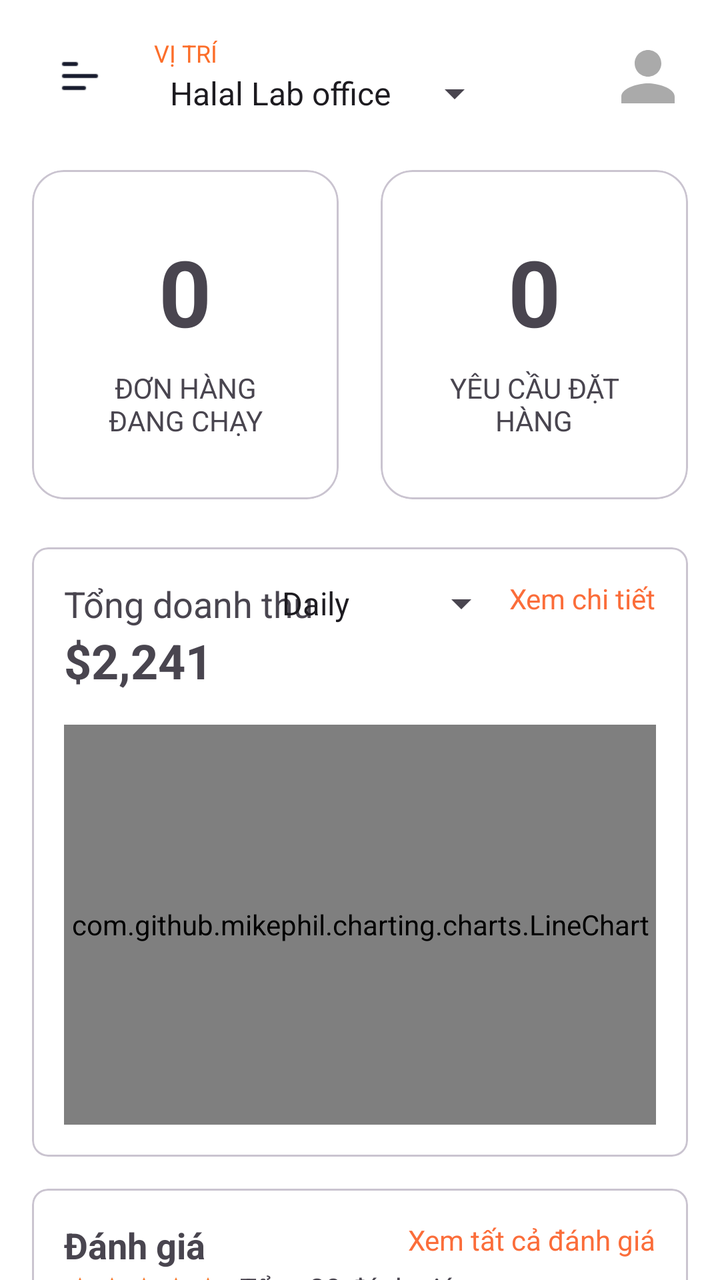
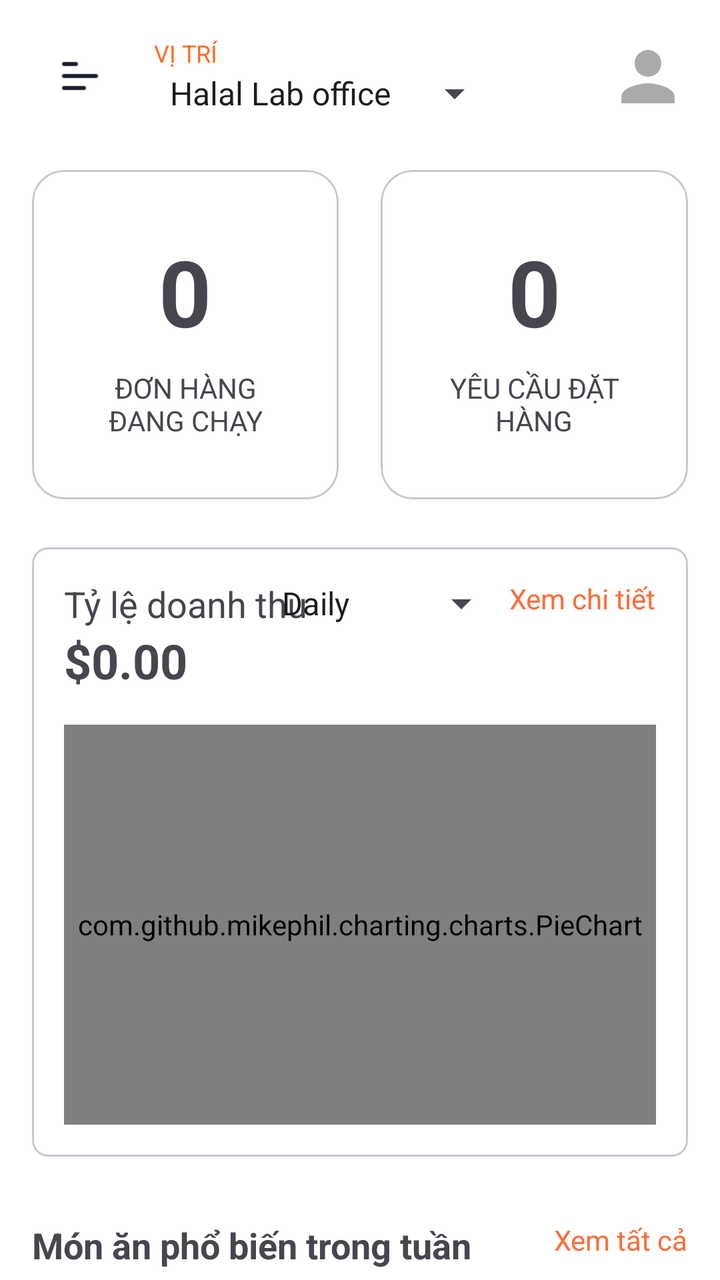

The first picture is an Android layout as it rendered before a commit; the second is the same layout after the commit. The layout source and the unified diff follow.
<!-- AndroidManifest.xml: application theme Theme.PRM392_Assignment_Food -->
<!-- res/layout/fragment_admin_dashboard.xml -->
<?xml version="1.0" encoding="utf-8"?>
<RelativeLayout xmlns:android="http://schemas.android.com/apk/res/android"
    xmlns:app="http://schemas.android.com/apk/res-auto"
    xmlns:tools="http://schemas.android.com/tools"
    android:layout_width="match_parent"
    android:layout_height="match_parent"
    android:background="#FFFFFF"
    tools:context=".ui.admin.AdminDashboardFragment">

    <androidx.core.widget.NestedScrollView
        android:layout_width="match_parent"
        android:layout_height="match_parent"
        android:paddingBottom="80dp"
        android:clipToPadding="false">

        <LinearLayout
            android:layout_width="match_parent"
            android:layout_height="wrap_content"
            android:orientation="vertical">

            
            <RelativeLayout
                android:layout_width="match_parent"
                android:layout_height="wrap_content"
                android:padding="16dp">

                <ImageView
                    android:id="@+id/ivMenu"
                    android:layout_width="45dp"
                    android:layout_height="45dp"
                    android:layout_centerVertical="true"
                    android:contentDescription="Menu"
                    android:src="@drawable/ic_menu" />

                <LinearLayout
                    android:layout_width="wrap_content"
                    android:layout_height="wrap_content"
                    android:layout_centerVertical="true"
                    android:layout_marginStart="16dp"
                    android:layout_toEndOf="@id/ivMenu"
                    android:orientation="vertical">

                    <TextView
                        android:layout_width="wrap_content"
                        android:layout_height="wrap_content"
                        android:text="VỊ TRÍ"
                        android:textColor="#FC6E2A"
                        android:textSize="12sp" />

                    <Spinner
                        android:id="@+id/spinnerLocation"
                        android:layout_width="wrap_content"
                        android:layout_height="wrap_content"
                        android:entries="@array/locations" />
                </LinearLayout>

                <ImageView
                    android:id="@+id/ivProfile"
                    android:layout_width="40dp"
                    android:layout_height="40dp"
                    android:layout_alignParentEnd="true"
                    android:layout_centerVertical="true"
                    android:contentDescription="Hồ sơ"
                    android:src="@drawable/ic_profile" />
            </RelativeLayout>

            
            <LinearLayout
                android:layout_width="match_parent"
                android:layout_height="wrap_content"
                android:orientation="horizontal"
                android:paddingLeft="16dp"
                android:paddingTop="8dp"
                android:paddingRight="16dp"
                android:paddingBottom="8dp">


                <com.google.android.material.card.MaterialCardView
                    android:id="@+id/running_orders_card"
                    android:layout_width="0dp"
                    android:layout_height="wrap_content"
                    android:layout_marginEnd="6dp"
                    android:layout_weight="1"
                    app:cardCornerRadius="16dp">


                    <LinearLayout
                        android:layout_width="match_parent"
                        android:layout_height="wrap_content"
                        android:background="#FFFFFF"
                        android:gravity="center"
                        android:orientation="vertical"
                        android:padding="30dp">

                        <TextView
                            android:id="@+id/tvRunningOrders"
                            android:layout_width="wrap_content"
                            android:layout_height="wrap_content"
                            android:text="0"
                            android:textSize="46sp"
                            android:textStyle="bold" />

                        <TextView
                            android:layout_width="wrap_content"
                            android:layout_height="wrap_content"
                            android:text="ĐƠN HÀNG ĐANG CHẠY"
                            android:layout_marginTop="8dp"
                            android:gravity="center_horizontal"/>
                    </LinearLayout>
                </com.google.android.material.card.MaterialCardView>

                <com.google.android.material.card.MaterialCardView
                    android:id="@+id/order_request_card"
                    android:layout_width="0dp"
                    android:layout_height="wrap_content"
                    android:layout_marginStart="15dp"
                    android:layout_weight="1"
                    app:cardCornerRadius="16dp">

                    <LinearLayout
                        android:layout_width="match_parent"
                        android:layout_height="wrap_content"
                        android:background="#FFFFFF"
                        android:gravity="center"
                        android:orientation="vertical"
                        android:padding="30dp">

                        <TextView
                            android:id="@+id/tvOrderRequest"
                            android:layout_width="wrap_content"
                            android:layout_height="wrap_content"
                            android:text="0"
                            android:textSize="46sp"
                            android:textStyle="bold" />

                        <TextView
                            android:layout_width="wrap_content"
                            android:layout_height="wrap_content"
                            android:text="YÊU CẦU ĐẶT HÀNG"
                            android:layout_marginTop="8dp"
                            android:gravity="center_horizontal"/>
                    </LinearLayout>
                </com.google.android.material.card.MaterialCardView>
            </LinearLayout>

            
            <com.google.android.material.card.MaterialCardView
                android:id="@+id/revenue_card"
                android:layout_width="match_parent"
                android:layout_height="wrap_content"
                android:layout_margin="16dp"
                app:cardCornerRadius="8dp">

                <LinearLayout
                    android:layout_width="match_parent"
                    android:layout_height="wrap_content"
                    android:background="#FFFFFF"
                    android:orientation="vertical"
                    android:padding="16dp">

                    <RelativeLayout
                        android:layout_width="match_parent"
                        android:layout_height="wrap_content">

                        <TextView
                            android:layout_width="wrap_content"
                            android:layout_height="wrap_content"
                            android:text="Tổng doanh thu"
                            android:textSize="18sp" />

                        <Spinner
                            android:id="@+id/spinnerTimeRange"
                            android:layout_width="wrap_content"
                            android:layout_height="wrap_content"
                            android:layout_toStartOf="@id/tvSeeDetails"
                            android:entries="@array/time_range" />

                        <TextView
                            android:id="@+id/tvSeeDetails"
                            android:layout_width="wrap_content"
                            android:layout_height="wrap_content"

                            android:layout_alignParentEnd="true"
                            android:text="Xem chi tiết"
                            android:textColor="#FB6D3A" />
                    </RelativeLayout>

                    <TextView
                        android:id="@+id/tvTotalRevenue"
                        android:layout_width="wrap_content"
                        android:layout_height="wrap_content"
                        android:text="$2,241"
                        android:textSize="24sp"
                        android:textStyle="bold" />

                    <com.github.mikephil.charting.charts.LineChart
                        android:id="@+id/lineChart"
                        android:layout_width="match_parent"
                        android:layout_height="200dp"
                        android:layout_marginTop="16dp" />
                </LinearLayout>
            </com.google.android.material.card.MaterialCardView>

            
            <com.google.android.material.card.MaterialCardView
                android:layout_width="match_parent"
                android:layout_height="wrap_content"
                android:layout_marginStart="16dp"
                android:layout_marginEnd="16dp"
                app:cardCornerRadius="8dp">

                <RelativeLayout
                    android:layout_width="match_parent"
                    android:layout_height="wrap_content"
                    android:background="#FFFFFF"
                    android:padding="16dp">

                    <TextView
                        android:layout_width="wrap_content"
                        android:layout_height="wrap_content"
                        android:text="Đánh giá"
                        android:textSize="18sp"
                        android:textStyle="bold" />

                    <TextView
                        android:id="@+id/tvSeeAllReviews"
                        android:layout_width="wrap_content"
                        android:layout_height="wrap_content"
                        android:layout_alignParentEnd="true"
                        android:text="Xem tất cả đánh giá"
                        android:textColor="#FB6D3A" />

                    <RatingBar
                        android:id="@+id/ratingBar"
                        style="?android:attr/ratingBarStyleSmall"
                        android:layout_width="wrap_content"
                        android:layout_height="wrap_content"
                        android:layout_below="@id/tvSeeAllReviews"
                        android:layout_marginTop="8dp"
                        android:numStars="5"
                        android:rating="4.9" />

                    <TextView
                        android:id="@+id/tvTotalReviews"
                        android:layout_width="wrap_content"
                        android:layout_height="wrap_content"
                        android:layout_alignBottom="@id/ratingBar"
                        android:layout_marginStart="8dp"
                        android:layout_toEndOf="@id/ratingBar"
                        android:text="Tổng 20 đánh giá" />
                </RelativeLayout>
            </com.google.android.material.card.MaterialCardView>

            
            <LinearLayout
                android:layout_width="match_parent"
                android:layout_height="wrap_content"
                android:orientation="vertical"
                android:padding="16dp">

                <RelativeLayout
                    android:layout_width="match_parent"
                    android:layout_height="wrap_content">

                    <TextView
                        android:layout_width="wrap_content"
                        android:layout_height="wrap_content"
                        android:text="Món ăn phổ biến trong tuần"
                        android:textSize="18sp"
                        android:textStyle="bold" />

                    <TextView
                        android:id="@+id/tvSeeAllPopular"
                        android:layout_width="wrap_content"
                        android:layout_height="wrap_content"
                        android:layout_alignParentEnd="true"
                        android:text="Xem tất cả"
                        android:textColor="#FB6D3A" />
                </RelativeLayout>

                <androidx.recyclerview.widget.RecyclerView
                    android:id="@+id/rvPopularItems"
                    android:layout_width="match_parent"
                    android:layout_height="wrap_content"
                    android:layout_marginTop="8dp"
                    android:orientation="horizontal"
                    app:layoutManager="androidx.recyclerview.widget.LinearLayoutManager"
                    tools:listitem="@layout/item_popular_food" />
            </LinearLayout>
        </LinearLayout>
    </androidx.core.widget.NestedScrollView>

</RelativeLayout>
<!-- res/layout/item_popular_food.xml (included above) -->
<?xml version="1.0" encoding="utf-8"?>
<com.google.android.material.card.MaterialCardView xmlns:android="http://schemas.android.com/apk/res/android"
    xmlns:app="http://schemas.android.com/apk/res-auto"
    android:layout_width="150dp"
    android:layout_height="100dp"
    android:layout_margin="8dp"
    app:cardCornerRadius="8dp">

    <ImageView
        android:id="@+id/ivFoodImage"
        android:layout_width="match_parent"
        android:layout_height="match_parent"
        android:scaleType="centerCrop"
        android:background="@android:color/darker_gray" />

</com.google.android.material.card.MaterialCardView>
<!-- resources referenced by this layout -->
<resources>
  <string-array name="locations">
          <item>Halal Lab office</item>
          <item>Office 2</item>
          <item>Office 3</item>
      </string-array>
  <string-array name="time_range">
          <item>Daily</item>
          <item>Weekly</item>
          <item>Monthly</item>
      </string-array>
  <!-- drawable ic_menu: png bitmap (drawable, 1078 bytes) -->
  <!-- drawable ic_profile (drawable) -->
  <vector xmlns:android="http://schemas.android.com/apk/res/android"
      android:width="24dp"
      android:height="24dp"
      android:viewportWidth="24"
      android:viewportHeight="24">
    <path
        android:fillColor="@android:color/darker_gray"
        android:pathData="M12,12c2.21,0 4,-1.79 4,-4s-1.79,-4 -4,-4 -4,1.79 -4,4 1.79,4 4,4zM12,14c-2.67,0 -8,1.34 -8,4v2h16v-2c0,-2.66 -5.33,-4 -8,-4z"/>
  </vector>
  <style name="Theme.PRM392_Assignment_Food" parent="Base.Theme.PRM392_Assignment_Food" />
  <style name="Base.Theme.PRM392_Assignment_Food" parent="Theme.Material3.DayNight.NoActionBar">
          
          <item name="colorPrimary">@color/deep_orange</item>
          <item name="colorPrimaryVariant">@color/deep_orange</item>
          <item name="colorOnPrimary">@color/white</item>
          
          <item name="colorSecondary">@color/deep_orange</item>
          <item name="colorSecondaryVariant">@color/deep_orange</item>
          <item name="colorOnSecondary">@color/black</item>
          
          <item name="android:statusBarColor" tools:targetApi="l">?attr/colorPrimaryVariant</item>
          
      </style>
  <color name="deep_orange">#FF7622</color>
  <color name="white">#FFFFFF</color>
  <color name="black">#000000</color>
</resources>

<!-- the commit's change to res/layout/fragment_admin_dashboard.xml (unified diff, before → after) -->
@@ -165,7 +165,7 @@
                         <TextView
                             android:layout_width="wrap_content"
                             android:layout_height="wrap_content"
-                            android:text="Tổng doanh thu"
+                            android:text="Tỷ lệ doanh thu"
                             android:textSize="18sp" />
 
                         <Spinner
@@ -179,7 +179,6 @@
                             android:id="@+id/tvSeeDetails"
                             android:layout_width="wrap_content"
                             android:layout_height="wrap_content"
-
                             android:layout_alignParentEnd="true"
                             android:text="Xem chi tiết"
                             android:textColor="#FB6D3A" />
@@ -189,66 +188,16 @@
                         android:id="@+id/tvTotalRevenue"
                         android:layout_width="wrap_content"
                         android:layout_height="wrap_content"
-                        android:text="$2,241"
+                        android:text="$0.00"
                         android:textSize="24sp"
                         android:textStyle="bold" />
 
-                    <com.github.mikephil.charting.charts.LineChart
-                        android:id="@+id/lineChart"
+                    <com.github.mikephil.charting.charts.PieChart
+                        android:id="@+id/pieChart"
                         android:layout_width="match_parent"
                         android:layout_height="200dp"
                         android:layout_marginTop="16dp" />
                 </LinearLayout>
-            </com.google.android.material.card.MaterialCardView>
-
-            
-            <com.google.android.material.card.MaterialCardView
-                android:layout_width="match_parent"
-                android:layout_height="wrap_content"
-                android:layout_marginStart="16dp"
-                android:layout_marginEnd="16dp"
-                app:cardCornerRadius="8dp">
-
-                <RelativeLayout
-                    android:layout_width="match_parent"
-                    android:layout_height="wrap_content"
-                    android:background="#FFFFFF"
-                    android:padding="16dp">
-
-                    <TextView
-                        android:layout_width="wrap_content"
-                        android:layout_height="wrap_content"
-                        android:text="Đánh giá"
-                        android:textSize="18sp"
-                        android:textStyle="bold" />
-
-                    <TextView
-                        android:id="@+id/tvSeeAllReviews"
-                        android:layout_width="wrap_content"
-                        android:layout_height="wrap_content"
-                        android:layout_alignParentEnd="true"
-                        android:text="Xem tất cả đánh giá"
-                        android:textColor="#FB6D3A" />
-
-                    <RatingBar
-                        android:id="@+id/ratingBar"
-                        style="?android:attr/ratingBarStyleSmall"
-                        android:layout_width="wrap_content"
-                        android:layout_height="wrap_content"
-                        android:layout_below="@id/tvSeeAllReviews"
-                        android:layout_marginTop="8dp"
-                        android:numStars="5"
-                        android:rating="4.9" />
-
-                    <TextView
-                        android:id="@+id/tvTotalReviews"
-                        android:layout_width="wrap_content"
-                        android:layout_height="wrap_content"
-                        android:layout_alignBottom="@id/ratingBar"
-                        android:layout_marginStart="8dp"
-                        android:layout_toEndOf="@id/ratingBar"
-                        android:text="Tổng 20 đánh giá" />
-                </RelativeLayout>
             </com.google.android.material.card.MaterialCardView>
 
             
@@ -295,16 +244,44 @@
 <?xml version="1.0" encoding="utf-8"?>
 <com.google.android.material.card.MaterialCardView xmlns:android="http://schemas.android.com/apk/res/android"
     xmlns:app="http://schemas.android.com/apk/res-auto"
-    android:layout_width="150dp"
-    android:layout_height="100dp"
+    android:layout_width="160dp"
+    android:layout_height="wrap_content"
     android:layout_margin="8dp"
     app:cardCornerRadius="8dp">
 
-    <ImageView
-        android:id="@+id/ivFoodImage"
+    <LinearLayout
         android:layout_width="match_parent"
-        android:layout_height="match_parent"
-        android:scaleType="centerCrop"
-        android:background="@android:color/darker_gray" />
+        android:layout_height="wrap_content"
+        android:orientation="vertical">
+
+        <ImageView
+            android:id="@+id/ivFoodImage"
+            android:layout_width="match_parent"
+            android:layout_height="100dp"
+            android:scaleType="centerCrop"
+            android:background="@android:color/darker_gray" />
+
+        <TextView
+            android:id="@+id/tvFoodName"
+            android:layout_width="wrap_content"
+            android:layout_height="wrap_content"
+            android:paddingStart="8dp"
+            android:paddingEnd="8dp"
+            android:paddingTop="4dp"
+            android:text="Food Name"
+            android:textStyle="bold"
+            android:maxLines="1"
+            android:ellipsize="end"/>
+
+        <TextView
+            android:id="@+id/tvQuantitySold"
+            android:layout_width="wrap_content"
+            android:layout_height="wrap_content"
+            android:paddingStart="8dp"
+            android:paddingEnd="8dp"
+            android:paddingBottom="8dp"
+            android:text="Sold: 0"/>
+
+    </LinearLayout>
 
 </com.google.android.material.card.MaterialCardView>
